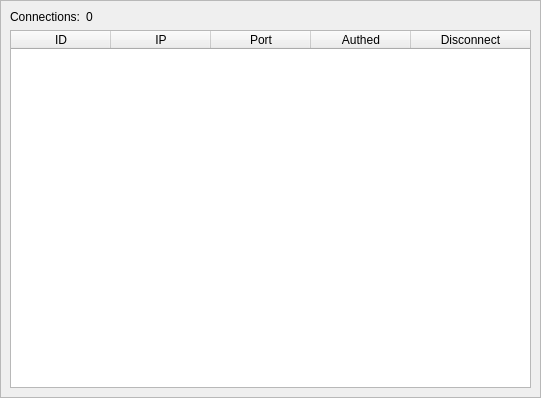
Old version of the form Server/Controller/src/Ui/ControlPannel/ConnectionsPage.ui in the repository siisgoo/siisty.
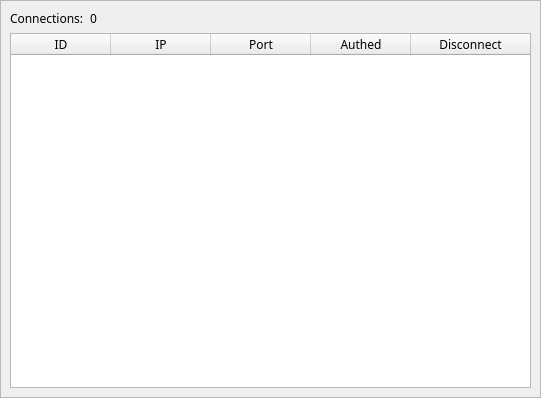
New version of the form.

Patch:
```diff
--- a/Server/Controller/src/Ui/ControlPannel/ConnectionsPage.ui
+++ b/Server/Controller/src/Ui/ControlPannel/ConnectionsPage.ui
@@ -10,6 +10,11 @@
     <height>398</height>
    </rect>
   </property>
+  <property name="font">
+   <font>
+    <family>Anonymous Pro</family>
+   </font>
+  </property>
   <property name="windowTitle">
    <string>Form</string>
   </property>
```
